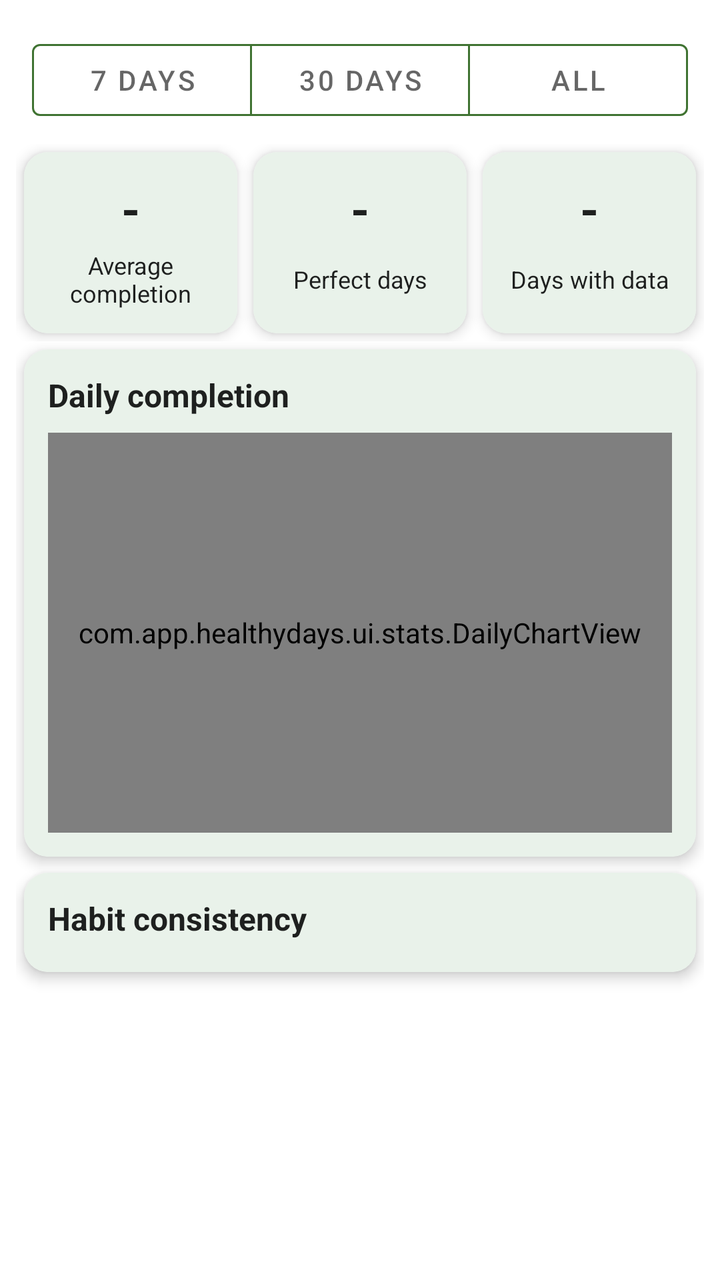
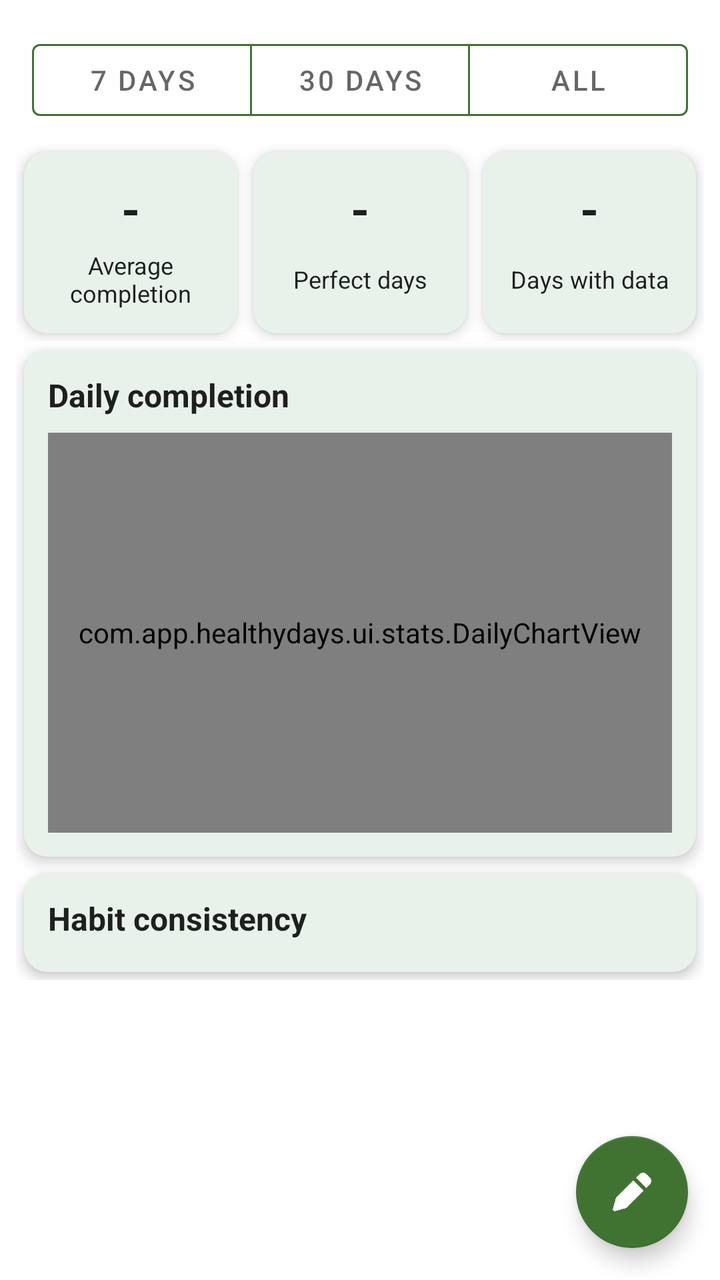

Screens rendered from an Android XML layout before and after an edit, with the pre-edit source and the edit as a unified diff.
<!-- AndroidManifest.xml: application theme Theme.HealthyDays -->
<!-- res/layout/fragment_stats.xml -->
<?xml version="1.0" encoding="utf-8"?>
<androidx.core.widget.NestedScrollView
    xmlns:android="http://schemas.android.com/apk/res/android"
    xmlns:app="http://schemas.android.com/apk/res-auto"
    xmlns:tools="http://schemas.android.com/tools"
    android:layout_width="match_parent"
    android:layout_height="match_parent"
    android:fillViewport="true"
    tools:context=".ui.stats.StatsFragment">

    <LinearLayout
        android:id="@+id/statsContent"
        android:layout_width="match_parent"
        android:layout_height="wrap_content"
        android:orientation="vertical"
        android:padding="8dp">

        
        <com.google.android.material.button.MaterialButtonToggleGroup
            android:id="@+id/toggleRange"
            android:layout_width="match_parent"
            android:layout_height="wrap_content"
            android:layout_margin="8dp"
            app:singleSelection="true">

            <com.google.android.material.button.MaterialButton
                android:id="@+id/buttonRange7"
                style="?attr/materialButtonOutlinedStyle"
                android:layout_width="0dp"
                android:layout_height="wrap_content"
                android:layout_weight="1"
                android:text="@string/stats_range_7"
                app:strokeColor="@color/stats_range_stroke" />

            <com.google.android.material.button.MaterialButton
                android:id="@+id/buttonRange30"
                style="?attr/materialButtonOutlinedStyle"
                android:layout_width="0dp"
                android:layout_height="wrap_content"
                android:layout_weight="1"
                android:text="@string/stats_range_30"
                app:strokeColor="@color/stats_range_stroke" />

            <com.google.android.material.button.MaterialButton
                android:id="@+id/buttonRangeAll"
                style="?attr/materialButtonOutlinedStyle"
                android:layout_width="0dp"
                android:layout_height="wrap_content"
                android:layout_weight="1"
                android:text="@string/stats_range_all"
                app:strokeColor="@color/stats_range_stroke" />

        </com.google.android.material.button.MaterialButtonToggleGroup>

        
        <LinearLayout
            android:layout_width="match_parent"
            android:layout_height="wrap_content"
            android:orientation="horizontal">

            <androidx.cardview.widget.CardView
                android:layout_width="0dp"
                android:layout_height="wrap_content"
                android:layout_weight="1"
                android:layout_margin="4dp"
                app:cardCornerRadius="12dp"
                app:cardElevation="4dp">

                <LinearLayout
                    android:layout_width="match_parent"
                    android:layout_height="wrap_content"
                    android:background="@color/habit_item_background"
                    android:gravity="center"
                    android:orientation="vertical"
                    android:padding="12dp">

                    <TextView
                        android:id="@+id/textAverageValue"
                        android:layout_width="wrap_content"
                        android:layout_height="wrap_content"
                        android:text="-"
                        android:textColor="?android:attr/textColorPrimary"
                        android:textSize="24sp"
                        android:textStyle="bold"
                        tools:ignore="HardcodedText" />

                    <TextView
                        android:layout_width="wrap_content"
                        android:layout_height="wrap_content"
                        android:layout_marginTop="4dp"
                        android:gravity="center"
                        android:minLines="2"
                        android:text="@string/stats_average"
                        android:textColor="?android:attr/textColorPrimary"
                        android:textSize="12sp" />
                </LinearLayout>
            </androidx.cardview.widget.CardView>

            <androidx.cardview.widget.CardView
                android:layout_width="0dp"
                android:layout_height="wrap_content"
                android:layout_weight="1"
                android:layout_margin="4dp"
                app:cardCornerRadius="12dp"
                app:cardElevation="4dp">

                <LinearLayout
                    android:layout_width="match_parent"
                    android:layout_height="wrap_content"
                    android:background="@color/habit_item_background"
                    android:gravity="center"
                    android:orientation="vertical"
                    android:padding="12dp">

                    <TextView
                        android:id="@+id/textPerfectDaysValue"
                        android:layout_width="wrap_content"
                        android:layout_height="wrap_content"
                        android:text="-"
                        android:textColor="?android:attr/textColorPrimary"
                        android:textSize="24sp"
                        android:textStyle="bold"
                        tools:ignore="HardcodedText" />

                    <TextView
                        android:layout_width="wrap_content"
                        android:layout_height="wrap_content"
                        android:layout_marginTop="4dp"
                        android:gravity="center"
                        android:minLines="2"
                        android:text="@string/stats_perfect_days"
                        android:textColor="?android:attr/textColorPrimary"
                        android:textSize="12sp" />
                </LinearLayout>
            </androidx.cardview.widget.CardView>

            <androidx.cardview.widget.CardView
                android:layout_width="0dp"
                android:layout_height="wrap_content"
                android:layout_weight="1"
                android:layout_margin="4dp"
                app:cardCornerRadius="12dp"
                app:cardElevation="4dp">

                <LinearLayout
                    android:layout_width="match_parent"
                    android:layout_height="wrap_content"
                    android:background="@color/habit_item_background"
                    android:gravity="center"
                    android:orientation="vertical"
                    android:padding="12dp">

                    <TextView
                        android:id="@+id/textDaysWithDataValue"
                        android:layout_width="wrap_content"
                        android:layout_height="wrap_content"
                        android:text="-"
                        android:textColor="?android:attr/textColorPrimary"
                        android:textSize="24sp"
                        android:textStyle="bold"
                        tools:ignore="HardcodedText" />

                    <TextView
                        android:layout_width="wrap_content"
                        android:layout_height="wrap_content"
                        android:layout_marginTop="4dp"
                        android:gravity="center"
                        android:minLines="2"
                        android:text="@string/stats_days_with_data"
                        android:textColor="?android:attr/textColorPrimary"
                        android:textSize="12sp" />
                </LinearLayout>
            </androidx.cardview.widget.CardView>

        </LinearLayout>

        
        <androidx.cardview.widget.CardView
            android:layout_width="match_parent"
            android:layout_height="wrap_content"
            android:layout_margin="4dp"
            app:cardCornerRadius="12dp"
            app:cardElevation="4dp">

            <LinearLayout
                android:layout_width="match_parent"
                android:layout_height="wrap_content"
                android:background="@color/habit_item_background"
                android:orientation="vertical"
                android:padding="12dp">

                <TextView
                    android:layout_width="wrap_content"
                    android:layout_height="wrap_content"
                    android:text="@string/stats_evolution"
                    android:textColor="?android:attr/textColorPrimary"
                    android:textSize="16sp"
                    android:textStyle="bold" />

                <com.app.healthydays.ui.stats.DailyChartView
                    android:id="@+id/dailyChart"
                    android:layout_width="match_parent"
                    android:layout_height="200dp"
                    android:layout_marginTop="8dp" />

                <TextView
                    android:id="@+id/textChartNoData"
                    android:layout_width="match_parent"
                    android:layout_height="wrap_content"
                    android:gravity="center"
                    android:padding="8dp"
                    android:text="@string/stats_no_data"
                    android:textColor="?android:attr/textColorPrimary"
                    android:textSize="14sp"
                    android:visibility="gone" />

            </LinearLayout>
        </androidx.cardview.widget.CardView>

        
        <androidx.cardview.widget.CardView
            android:layout_width="match_parent"
            android:layout_height="wrap_content"
            android:layout_margin="4dp"
            app:cardCornerRadius="12dp"
            app:cardElevation="4dp">

            <LinearLayout
                android:layout_width="match_parent"
                android:layout_height="wrap_content"
                android:background="@color/habit_item_background"
                android:orientation="vertical"
                android:padding="12dp">

                <TextView
                    android:layout_width="wrap_content"
                    android:layout_height="wrap_content"
                    android:text="@string/stats_habit_regularity"
                    android:textColor="?android:attr/textColorPrimary"
                    android:textSize="16sp"
                    android:textStyle="bold" />

                <androidx.recyclerview.widget.RecyclerView
                    android:id="@+id/recyclerHabitStats"
                    android:layout_width="match_parent"
                    android:layout_height="wrap_content"
                    android:layout_marginTop="4dp"
                    android:nestedScrollingEnabled="false" />

                <TextView
                    android:id="@+id/textHabitsNoData"
                    android:layout_width="match_parent"
                    android:layout_height="wrap_content"
                    android:gravity="center"
                    android:padding="8dp"
                    android:text="@string/stats_no_data"
                    android:textColor="?android:attr/textColorPrimary"
                    android:textSize="14sp"
                    android:visibility="gone" />

            </LinearLayout>
        </androidx.cardview.widget.CardView>

    </LinearLayout>

</androidx.core.widget.NestedScrollView>
<!-- resources referenced by this layout -->
<resources>
  <color name="habit_item_background">@color/healthy_day_1</color>
  <color name="stats_range_stroke">@color/healthy_day_4</color>
  <string name="stats_average">Average completion</string>
  <string name="stats_days_with_data">Days with data</string>
  <string name="stats_evolution">Daily completion</string>
  <string name="stats_habit_regularity">Habit consistency</string>
  <string name="stats_no_data">No data for this period</string>
  <string name="stats_perfect_days">Perfect days</string>
  <string name="stats_range_30">30 days</string>
  <string name="stats_range_7">7 days</string>
  <string name="stats_range_all">All</string>
  <style name="Theme.HealthyDays" parent="Theme.MaterialComponents.DayNight.DarkActionBar">
          
          <item name="colorPrimary">@color/healthy_day_2</item>
          <item name="colorPrimaryVariant">@color/healthy_day_3</item>
          <item name="colorOnPrimary">@color/black</item>
          
          <item name="colorSecondary">@color/teal_200</item>
          <item name="colorSecondaryVariant">@color/teal_700</item>
          <item name="colorOnSecondary">@color/black</item>
          
          <item name="android:statusBarColor">?attr/colorPrimaryVariant</item>
          
      </style>
  <color name="healthy_day_1">#FFE9F2EA</color>
  <color name="healthy_day_4">#FF407332</color>
  <color name="healthy_day_2">#FFB9D9B8</color>
  <color name="healthy_day_3">#FF9BBF95</color>
  <color name="black">#FF000000</color>
  <color name="teal_200">#FF03DAC5</color>
  <color name="teal_700">#FF018786</color>
</resources>

<!-- the commit's change to res/layout/fragment_stats.xml (unified diff, before → after) -->
@@ -1,11 +1,10 @@
 <?xml version="1.0" encoding="utf-8"?>
-<androidx.core.widget.NestedScrollView
+<androidx.coordinatorlayout.widget.CoordinatorLayout
     xmlns:android="http://schemas.android.com/apk/res/android"
     xmlns:app="http://schemas.android.com/apk/res-auto"
     xmlns:tools="http://schemas.android.com/tools"
     android:layout_width="match_parent"
     android:layout_height="match_parent"
-    android:fillViewport="true"
     tools:context=".ui.stats.StatsFragment">
 
     <LinearLayout
@@ -263,4 +262,18 @@
 
     </LinearLayout>
 
-</androidx.core.widget.NestedScrollView>
+
+    <com.google.android.material.floatingactionbutton.FloatingActionButton
+        android:id="@+id/buttonStatsFilter"
+        android:layout_width="wrap_content"
+        android:layout_height="wrap_content"
+        android:layout_gravity="bottom|end"
+        android:layout_margin="16dp"
+        android:contentDescription="@string/stats_filter"
+        app:backgroundTint="@color/healthy_day_4"
+        app:srcCompat="@drawable/icon_edit"
+        app:tint="@android:color/white"
+        app:layout_constraintBottom_toBottomOf="parent"
+        app:layout_constraintEnd_toEndOf="parent" />
+
+</androidx.coordinatorlayout.widget.CoordinatorLayout>
<!-- resource entries referenced after the edit -->
@@ -2,9 +2,11 @@
 <resources>
   <color name="habit_item_background">@color/healthy_day_1</color>
   <color name="stats_range_stroke">@color/healthy_day_4</color>
+  <!-- drawable icon_edit: png bitmap (drawable, 16468 bytes) -->
   <string name="stats_average">Average completion</string>
   <string name="stats_days_with_data">Days with data</string>
   <string name="stats_evolution">Daily completion</string>
+  <string name="stats_filter">Stats filter</string>
   <string name="stats_habit_regularity">Habit consistency</string>
   <string name="stats_no_data">No data for this period</string>
   <string name="stats_perfect_days">Perfect days</string>
